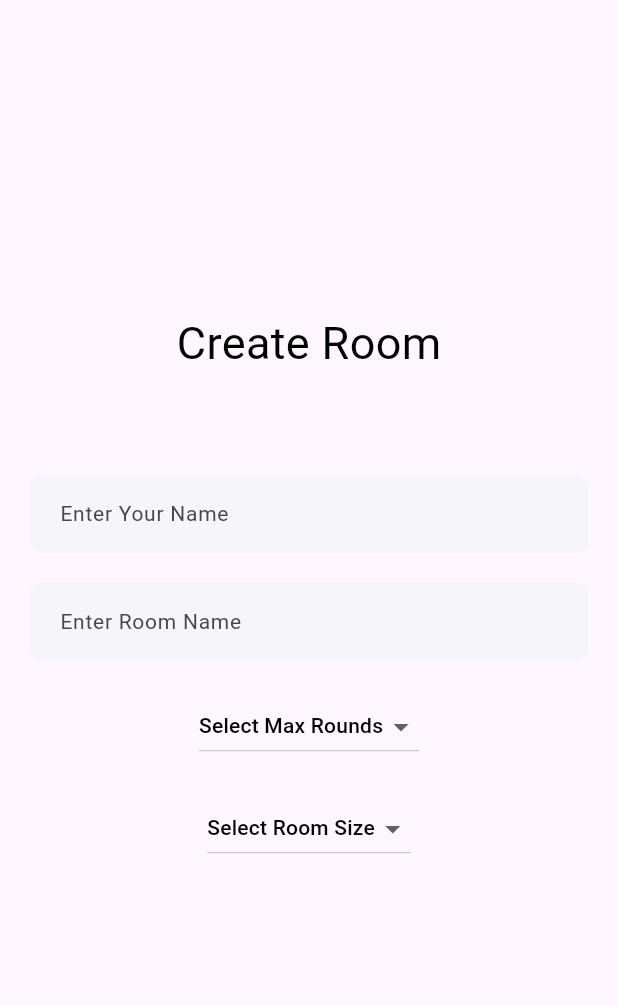
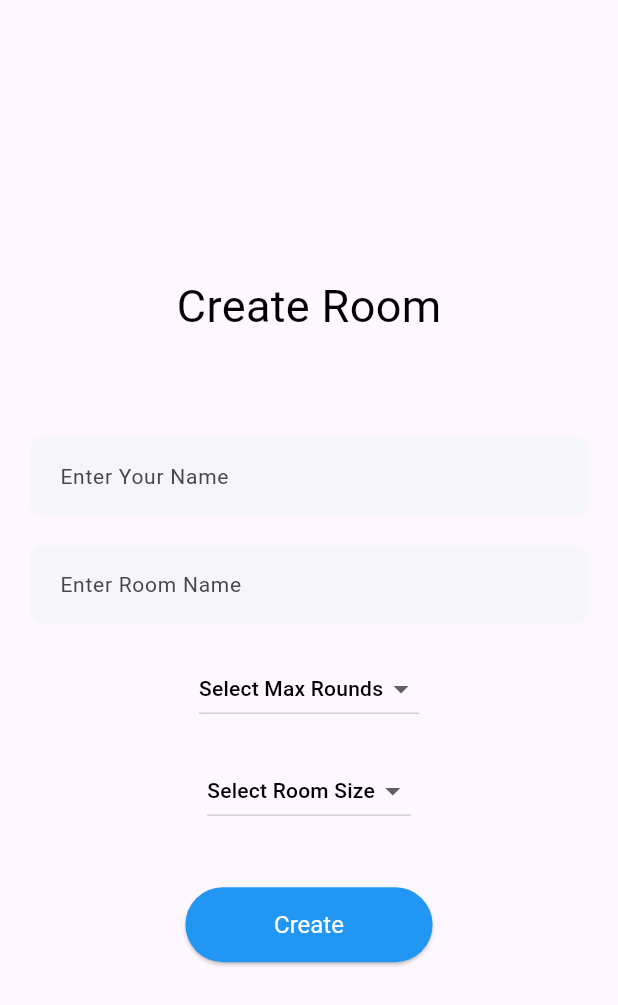
Before and after one commit to mraj555/scribble_io, a Flutter app: the CreateRoomScreen screen opened directly, on a phone screen of 412 x 824 dp. Shown: the top 1005 px of the screen. Run offline on Flutter 3.47's test engine with Material 3 defaults, Android fonts, the phone set to English and light mode, and no system bars.

Commit message:
Update create_room_screen.dart

```diff
--- a/lib/create_room_screen.dart
+++ b/lib/create_room_screen.dart
@@ -103,8 +103,16 @@ class _CreateRoomScreenState extends State<CreateRoomScreen> {
             onChanged: (value) => setState(() => _roomSize = value),
           ),
           SizedBox(height: 40),
-
-
+          ElevatedButton(
+            onPressed: () {},
+            child: Text("Create"),
+            style: ElevatedButton.styleFrom(
+              backgroundColor: Colors.blue,
+              foregroundColor: Colors.white,
+              textStyle: TextStyle(fontSize: 16),
+              minimumSize: Size(MediaQuery.of(context).size.width / 2.5, 50),
+            ),
+          ),
         ],
       ),
     );
```
